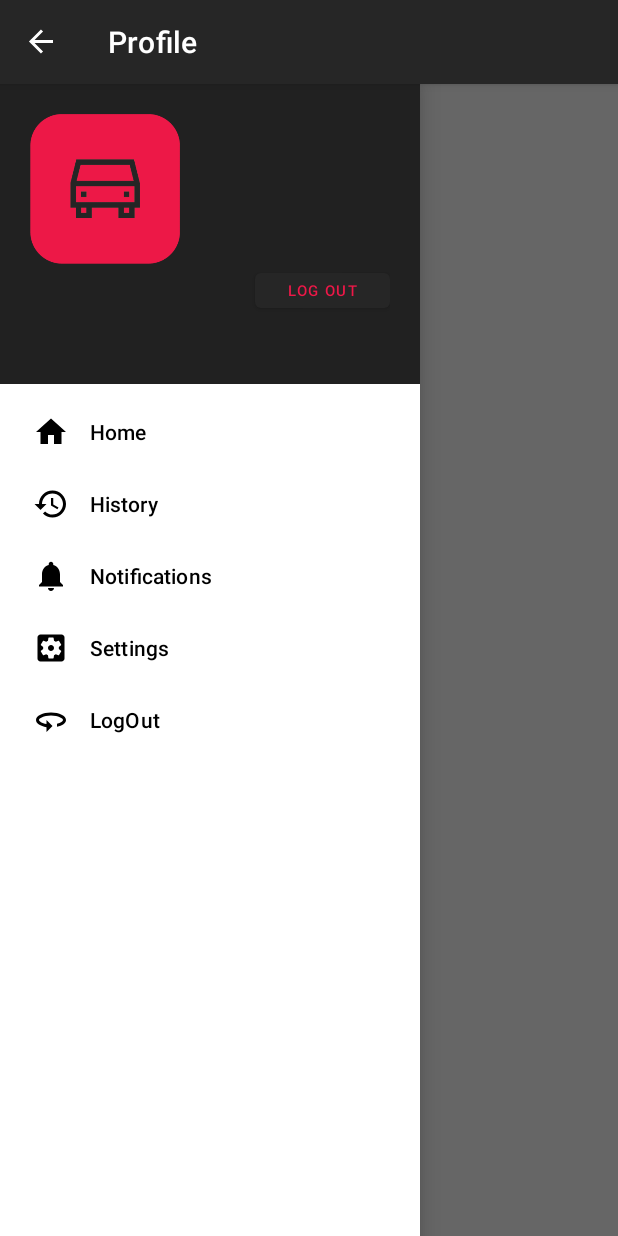
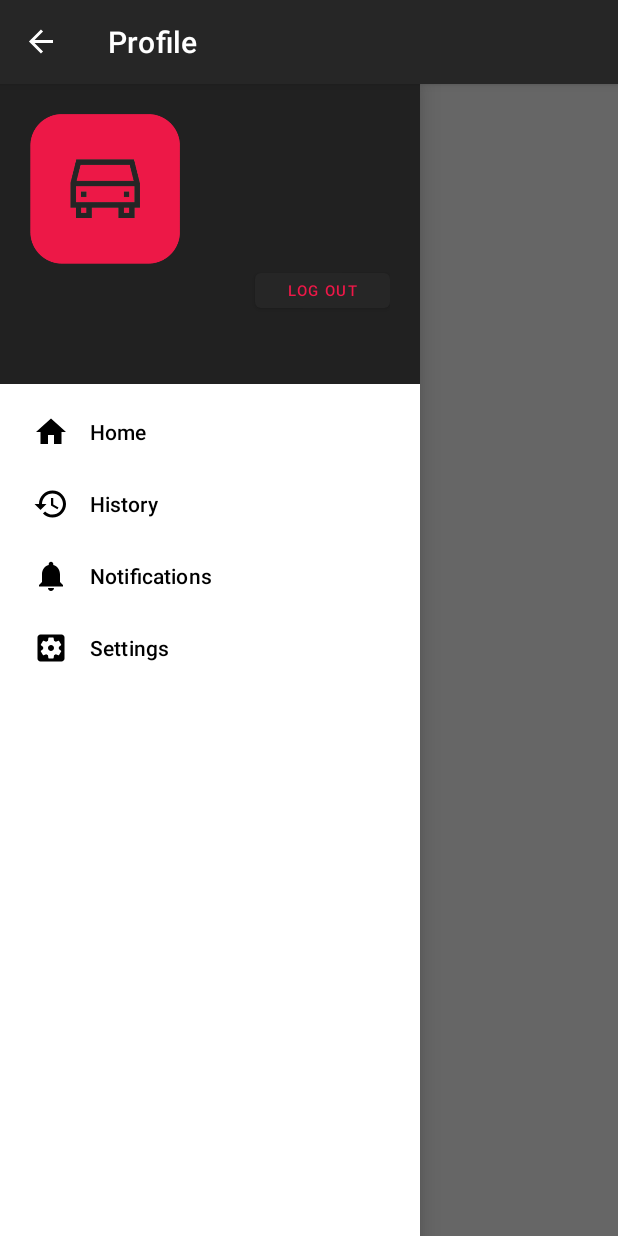
Before and after one commit to IPVC-ECGM/BuleiaApp, an Android app: the screen it shows after launch once a user with an empty profile is signed in (Perfil), with the side drawer open, on a phone screen of 412 x 824 dp. Run offline under Robolectric (Android 15) with nearby library versions, the phone set to English and light mode, and no system bars; our stand-ins replace Firebase (no records; nobody signed in at launch, a user with empty details on screens opened directly).

Commit message:
Menu Polish ITEMS

```diff
--- a/app/src/main/java/ecgm/app/buleia/Perfil.kt
+++ b/app/src/main/java/ecgm/app/buleia/Perfil.kt
@@ -49,8 +49,6 @@ class Perfil : AppCompatActivity() {
                 R.id.history -> Toast.makeText(applicationContext,"clicked History",Toast.LENGTH_SHORT).show()
                 R.id.notificacao -> Toast.makeText(applicationContext,"clicked notificacao",Toast.LENGTH_SHORT).show()
                 R.id.definicao -> Toast.makeText(applicationContext,"clicked definicao",Toast.LENGTH_SHORT).show()
-                R.id.sair -> firebaseAuth.signOut()
-
             }
             true
         }
--- a/app/src/main/res/menu/menu.xml
+++ b/app/src/main/res/menu/menu.xml
@@ -24,11 +24,6 @@
             android:title="Settings"
             android:icon="@drawable/ic_baseline_settings_applications_24"
             />
-        <item
-            android:id="@+id/sair"
-            android:title="LogOut"
-            android:icon="@drawable/ic_baseline_360_24"
-            />
 
 </group>
 </menu>
```
